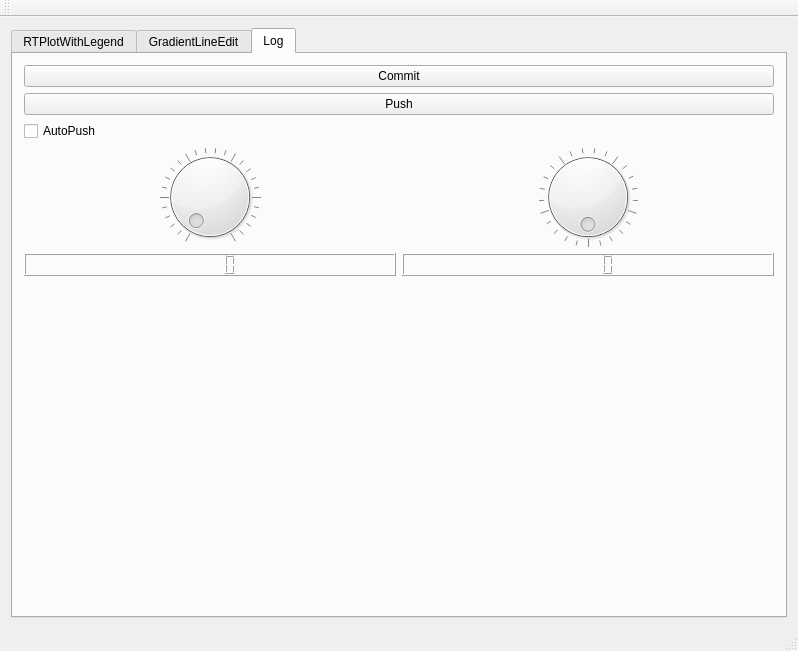
Before: the Qt Designer form mainwindow.ui in koshi8bit/lib, drawn with Qt 5.
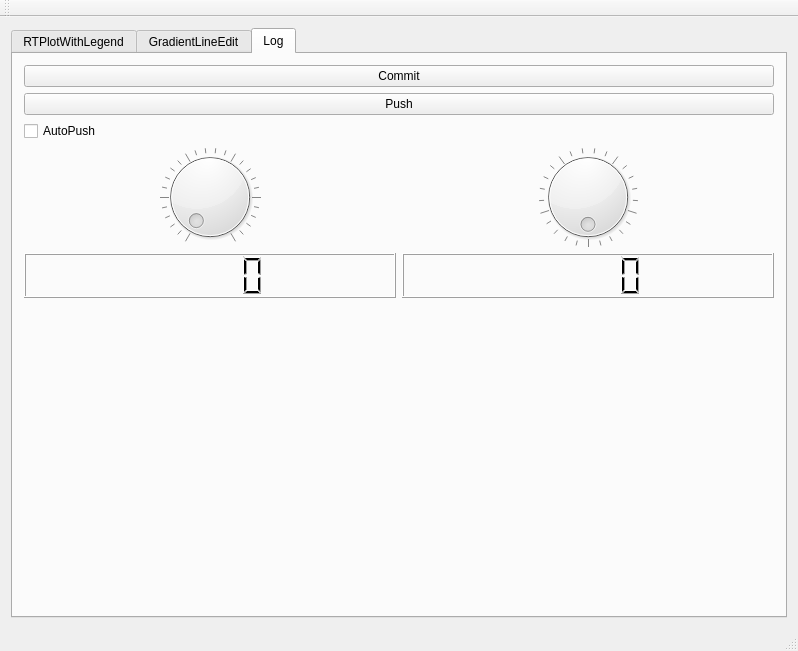
After: the same form once the commit is applied. Custom widgets are drawn as their Qt base class.

The edit to the form file:
```diff
--- a/mainwindow.ui
+++ b/mainwindow.ui
@@ -136,10 +136,8 @@
          </widget>
         </item>
         <item>
-         <layout class="QHBoxLayout" name="horizontalLayout_2">
-          <item>
-           <layout class="QVBoxLayout" name="verticalLayout_5">
-            <item>
+         <layout class="QGridLayout" name="gridLayout">
+          <item row="0" column="0">
              <widget class="QDial" name="dialA">
               <property name="wrapping">
                <bool>false</bool>
@@ -149,14 +147,7 @@
               </property>
              </widget>
             </item>
-            <item>
-             <widget class="QLCDNumber" name="lcdNumber_2"/>
-            </item>
-           </layout>
-          </item>
-          <item>
-           <layout class="QVBoxLayout" name="verticalLayout_6">
-            <item>
+          <item row="0" column="1">
              <widget class="QDial" name="dialB">
               <property name="wrapping">
                <bool>true</bool>
@@ -166,10 +157,18 @@
               </property>
              </widget>
             </item>
-            <item>
+          <item row="1" column="0">
+           <widget class="QLCDNumber" name="lcdNumber_2">
+            <property name="minimumSize">
+             <size>
+              <width>0</width>
+              <height>45</height>
+             </size>
+            </property>
+           </widget>
+          </item>
+          <item row="1" column="1">
              <widget class="QLCDNumber" name="lcdNumber"/>
-            </item>
-           </layout>
           </item>
          </layout>
         </item>
```
Lines whose indentation alone changed are shown as unchanged.
